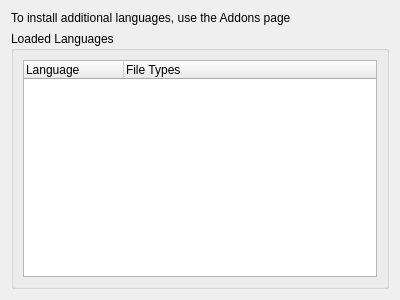
Above: blurdev/ide/config/editor/ui/languagesconfig.ui from blurstudio/PrEditor before the change. Below: the same form after it.
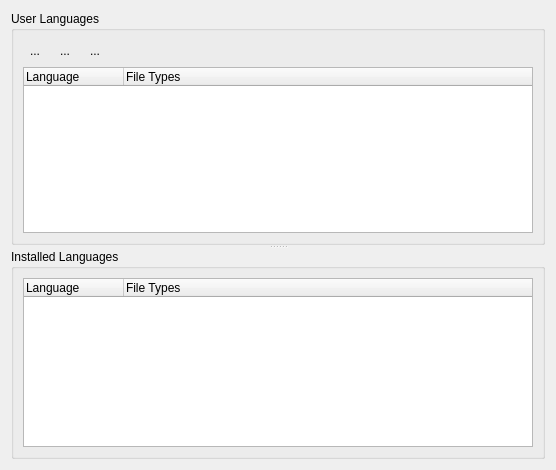
That is the form after the change.

```diff
--- a/blurdev/ide/config/editor/ui/languagesconfig.ui
+++ b/blurdev/ide/config/editor/ui/languagesconfig.ui
@@ -6,28 +6,92 @@
    <rect>
     <x>0</x>
     <y>0</y>
-    <width>400</width>
-    <height>300</height>
+    <width>556</width>
+    <height>470</height>
    </rect>
   </property>
   <property name="windowTitle">
    <string>Languages Config</string>
   </property>
+  <layout class="QGridLayout" name="gridLayout_3">
+   <item row="0" column="0">
+    <widget class="QSplitter" name="splitter">
+     <property name="orientation">
+      <enum>Qt::Vertical</enum>
+     </property>
+     <widget class="QGroupBox" name="groupBox_2">
+      <property name="title">
+       <string>User Languages</string>
+      </property>
   <layout class="QGridLayout" name="gridLayout_2">
    <item row="0" column="0">
-    <widget class="QLabel" name="label">
+        <widget class="QToolButton" name="uiAddBTN">
      <property name="text">
-      <string>To install additional languages, use the Addons page</string>
-     </property>
-     <property name="wordWrap">
+          <string>...</string>
+         </property>
+         <property name="autoRaise">
       <bool>true</bool>
      </property>
     </widget>
    </item>
-   <item row="1" column="0">
+       <item row="0" column="1">
+        <widget class="QToolButton" name="uiEditBTN">
+         <property name="text">
+          <string>...</string>
+         </property>
+         <property name="autoRaise">
+          <bool>true</bool>
+         </property>
+        </widget>
+       </item>
+       <item row="0" column="2">
+        <widget class="QToolButton" name="uiRemoveBTN">
+         <property name="text">
+          <string>...</string>
+         </property>
+         <property name="autoRaise">
+          <bool>true</bool>
+         </property>
+        </widget>
+       </item>
+       <item row="0" column="3">
+        <spacer name="horizontalSpacer">
+         <property name="orientation">
+          <enum>Qt::Horizontal</enum>
+         </property>
+         <property name="sizeHint" stdset="0">
+          <size>
+           <width>414</width>
+           <height>20</height>
+          </size>
+         </property>
+        </spacer>
+       </item>
+       <item row="1" column="0" colspan="4">
+        <widget class="QTreeWidget" name="uiUserLanguageTREE">
+         <property name="alternatingRowColors">
+          <bool>true</bool>
+         </property>
+         <property name="rootIsDecorated">
+          <bool>false</bool>
+         </property>
+         <column>
+          <property name="text">
+           <string notr="true">Language</string>
+          </property>
+         </column>
+         <column>
+          <property name="text">
+           <string>File Types</string>
+          </property>
+         </column>
+        </widget>
+       </item>
+      </layout>
+     </widget>
     <widget class="QGroupBox" name="groupBox">
      <property name="title">
-      <string>Loaded Languages</string>
+       <string>Installed Languages</string>
      </property>
      <layout class="QGridLayout" name="gridLayout">
       <item row="0" column="0">
@@ -51,6 +115,7 @@
        </widget>
       </item>
      </layout>
+     </widget>
     </widget>
    </item>
   </layout>
```
Lines whose indentation alone changed are shown as unchanged.
